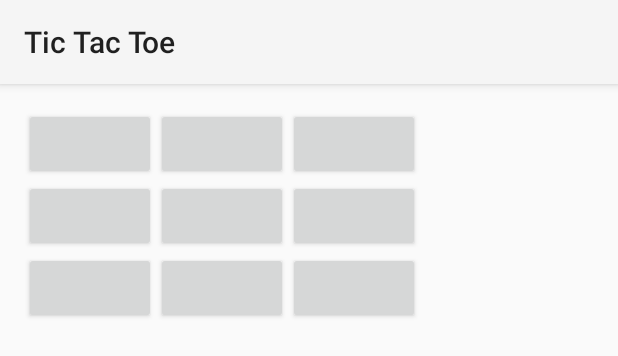
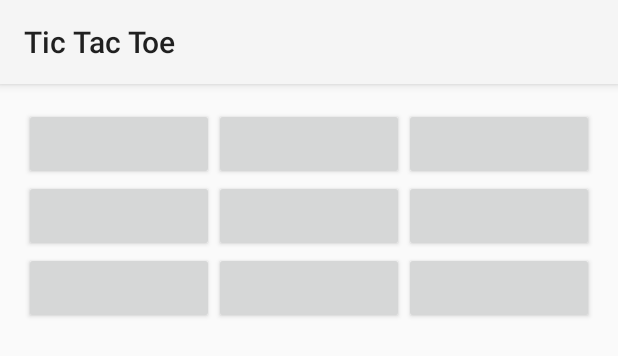
Before and after one commit to mjgpy3/TicTacToe, an Android app: the layout activity_game.xml on its own in the app's theme, with its tools: preview values and no code run, on a phone screen of 412 x 824 dp. Shown: the top 356 px of the screen. Run offline under Robolectric (Android 15) with nearby library versions, the phone set to English and light mode, and no system bars.

```diff
--- a/app/src/main/res/layout/activity_game.xml
+++ b/app/src/main/res/layout/activity_game.xml
@@ -1,6 +1,6 @@
 <RelativeLayout xmlns:android="http://schemas.android.com/apk/res/android"
-    xmlns:tools="http://schemas.android.com/tools" android:layout_width="match_parent"
-    android:layout_height="match_parent" android:paddingLeft="@dimen/activity_horizontal_margin"
+    xmlns:tools="http://schemas.android.com/tools" android:layout_width="fill_parent"
+    android:layout_height="fill_parent" android:paddingLeft="@dimen/activity_horizontal_margin"
     android:paddingRight="@dimen/activity_horizontal_margin"
     android:paddingTop="@dimen/activity_vertical_margin"
     android:paddingBottom="@dimen/activity_vertical_margin" tools:context=".GameActivity">
@@ -14,7 +14,9 @@
         android:layout_alignParentStart="true"
         android:layout_alignParentBottom="false"
         android:layout_alignParentRight="false"
-        android:gravity="bottom|left|right|top">
+        android:gravity="fill_horizontal|start|fill|bottom|left|right|end|fill_vertical|top"
+        android:stretchColumns="*"
+        android:layout_alignParentEnd="true">
 
         <TableRow
             android:layout_width="fill_parent"
@@ -25,19 +27,20 @@
             <Button
                 android:layout_width="wrap_content"
                 android:layout_height="wrap_content"
-                android:id="@+id/button3"
-                android:layout_column="0" />
+                android:id="@+id/button1"
+                android:layout_column="0"
+                android:nestedScrollingEnabled="false" />
 
             <Button
                 android:layout_width="wrap_content"
                 android:layout_height="wrap_content"
-                android:id="@+id/button"
+                android:id="@+id/button2"
                 android:layout_column="1" />
 
             <Button
                 android:layout_width="wrap_content"
                 android:layout_height="wrap_content"
-                android:id="@+id/button2"
+                android:id="@+id/button3"
                 android:layout_column="2" />
 
         </TableRow>
@@ -45,7 +48,8 @@
         <TableRow
             android:layout_width="fill_parent"
             android:layout_height="fill_parent"
-            android:layout_gravity="bottom|left|right|top">
+            android:layout_gravity="bottom|left|right|top"
+            android:id="@+id/row2">
 
             <Button
                 android:layout_width="wrap_content"
@@ -66,7 +70,8 @@
         <TableRow
             android:layout_width="fill_parent"
             android:layout_height="fill_parent"
-            android:layout_gravity="bottom|left|right|top">
+            android:layout_gravity="bottom|left|right|top"
+            android:id="@+id/row3">
 
             <Button
                 android:layout_width="wrap_content"
```
Also changed, not shown: app/src/main/java/com/example/michael/tictactoe/GameActivity.java (+14 -0 lines), app/src/main/java/com/example/michael/tictactoe/GameUpdateManager.java (added, +14 -0 lines).
